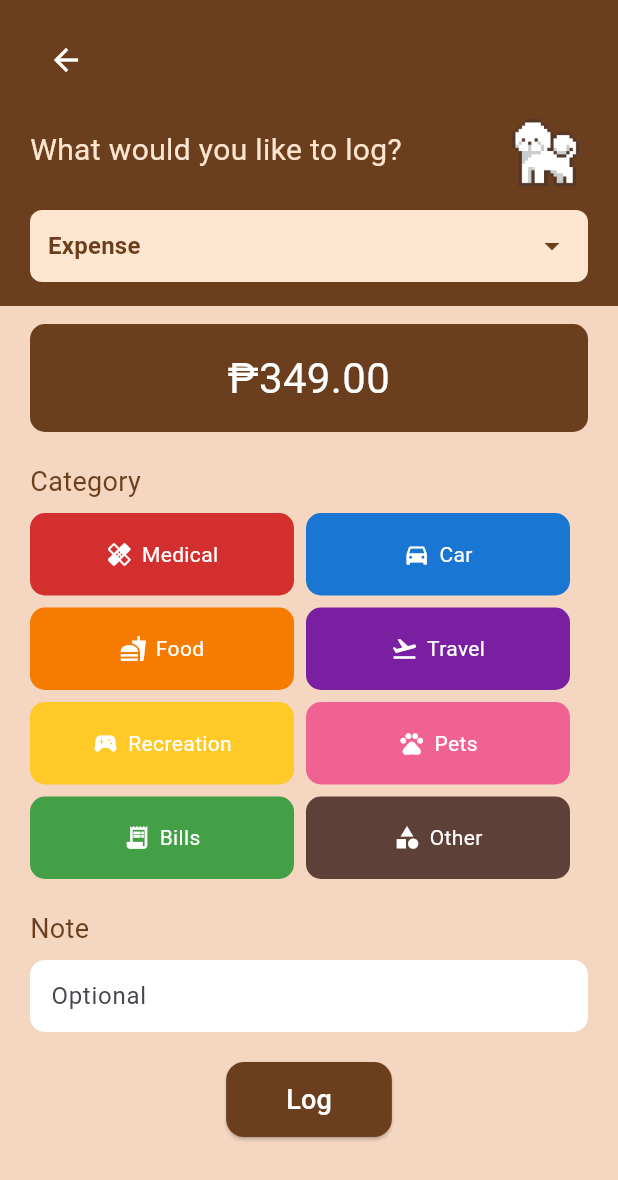
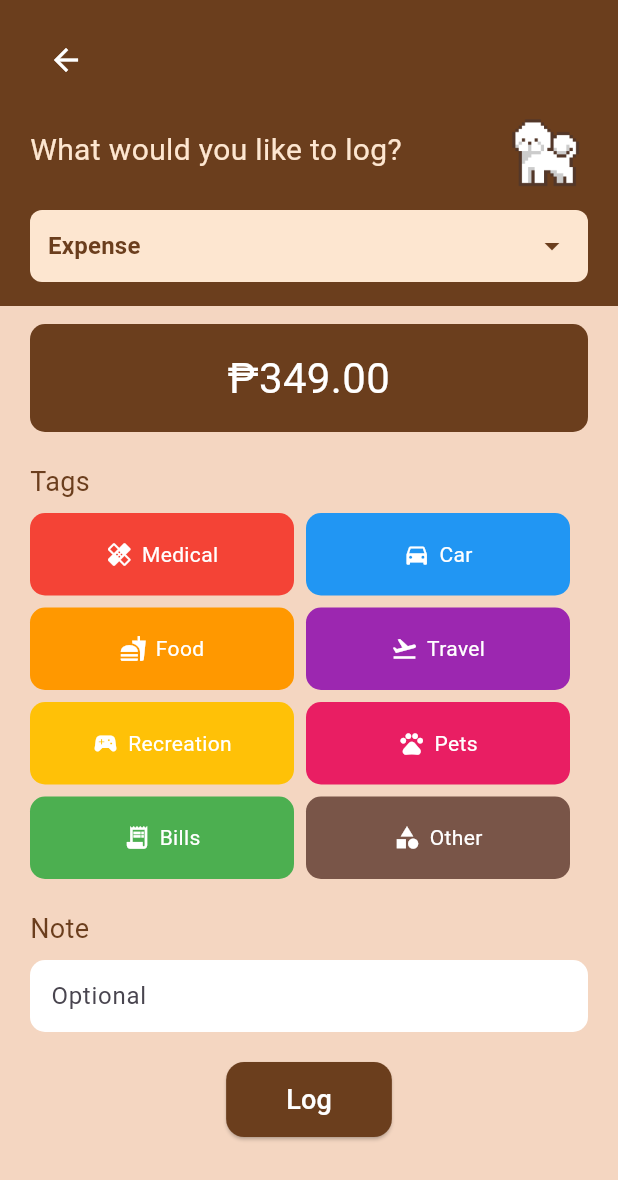
Before and after one commit to the34thempress/Budgipets, a Flutter app: the LogEntryPage screen opened directly, on a phone screen of 412 x 824 dp. Shown: the top 1180 px of the screen. Run offline on Flutter 3.47's test engine with Material 3 defaults, Android fonts, the phone set to English and light mode, and no system bars; our stand-ins replace table_calendar; Roboto replaces fonts that are missing (Modak, PixelifySans-VariableFont_wght).

Commit message:
added widgets and controllers. Also, updated some functionalities

```diff
--- a/lib/controllers/allowance_page_controller.dart
+++ b/lib/controllers/allowance_page_controller.dart
@@ -0,0 +1,32 @@
+import 'package:flutter/material.dart';
+
+class LogEntryController {
+  final TextEditingController noteController = TextEditingController();
+  String selectedType = 'Expense';
+  String selectedCategory = '';
+
+//expenses tags category
+  final List<Map<String, dynamic>> expenseCategories = [
+    {'name': 'Medical', 'color': Colors.red, 'icon': Icons.healing},
+    {'name': 'Car', 'color': Colors.blue, 'icon': Icons.directions_car},
+    {'name': 'Food', 'color': Colors.orange, 'icon': Icons.fastfood},
+    {'name': 'Travel', 'color': Colors.purple, 'icon': Icons.flight_takeoff},
+    {'name': 'Recreation', 'color': Colors.amber, 'icon': Icons.sports_esports},
+    {'name': 'Pets', 'color': Colors.pink, 'icon': Icons.pets},
+    {'name': 'Bills', 'color': Colors.green, 'icon': Icons.receipt_long},
+    {'name': 'Other', 'color': Colors.brown, 'icon': Icons.category},
+  ];
+
+//income tags category
+  final List<Map<String, dynamic>> incomeCategories = [
+    {'name': 'Salary', 'color': Colors.green, 'icon': Icons.attach_money},
+    {'name': 'Loan', 'color': Colors.teal, 'icon': Icons.handshake},
+    {'name': 'Sold Item', 'color': Colors.blue, 'icon': Icons.shopping_bag},
+    {'name': 'Donation', 'color': Colors.purple, 'icon': Icons.volunteer_activism},
+    {'name': 'Other', 'color': Colors.brown, 'icon': Icons.category},
+  ];
+
+  List<Map<String, dynamic>> getDisplayedCategories() {
+    return selectedType == 'Expense' ? expenseCategories : incomeCategories;
+  }
+}
--- a/lib/screens/main_screens/allowance.dart
+++ b/lib/screens/main_screens/allowance.dart
@@ -1,86 +1,38 @@
 import 'package:flutter/material.dart';
 import 'dashboard.dart';
+import 'package:budgipets/controllers/allowance_page_controller.dart';
+import 'package:budgipets/widgets/category_grid.dart';
+import 'package:budgipets/widgets/note_input.dart';
+import 'package:budgipets/widgets/log_button.dart';
+import 'package:budgipets/widgets/main_page_nav_header.dart';
 
-class LogEntryPage extends StatefulWidget {
+class LogEntryPage extends StatefulWidget
+{
   const LogEntryPage({super.key});
 
   @override
   State<LogEntryPage> createState() => _LogEntryPageState();
 }
 
-class _LogEntryPageState extends State<LogEntryPage> {
-  String selectedType = 'Expense';
-  String selectedCategory = '';
-  final TextEditingController _noteController = TextEditingController();
-
-// Expense categories
-  final List<Map<String, dynamic>> expenseCategories = [
-    {'name': 'Medical', 'color': Colors.red.shade700, 'icon': Icons.healing},
-    {'name': 'Car', 'color': Colors.blue.shade700, 'icon': Icons.directions_car},
-    {'name': 'Food', 'color': Colors.orange.shade700, 'icon': Icons.fastfood},
-    {'name': 'Travel', 'color': Colors.purple.shade700, 'icon': Icons.flight_takeoff},
-    {'name': 'Recreation', 'color': Colors.amber.shade400, 'icon': Icons.sports_esports},
-    {'name': 'Pets', 'color': Colors.pink.shade300, 'icon': Icons.pets},
-    {'name': 'Bills', 'color': Colors.green.shade600, 'icon': Icons.receipt_long},
-    {'name': 'Other', 'color': Colors.brown.shade700, 'icon': Icons.category},
-  ];
-
-// Income categories
-  final List<Map<String, dynamic>> incomeCategories = [
-    {'name': 'Salary', 'color': Colors.green.shade700, 'icon': Icons.attach_money},
-    {'name': 'Loan', 'color': Colors.teal.shade600, 'icon': Icons.handshake},
-    {'name': 'Sold Item', 'color': Colors.blue.shade600, 'icon': Icons.shopping_bag},
-    {'name': 'Donation', 'color': Colors.purple.shade600, 'icon': Icons.volunteer_activism},
-    {'name': 'Other', 'color': Colors.brown.shade700, 'icon': Icons.category},
-  ];
+class _LogEntryPageState extends State<LogEntryPage>
+{
+  final controller = LogEntryController();
 
   @override
-  Widget build(BuildContext context)
-  {
-
-//category change
-    final displayedCategories =
-        selectedType == 'Expense' ? expenseCategories : incomeCategories;
-
-    final double screenWidth = MediaQuery.of(context).size.width;
-
-    final double itemWidth = (screenWidth - 60) / 2; //makes sure that there will only be 2 items per row
+  Widget build(BuildContext context) {
+    final categories = controller.getDisplayedCategories();
 
     return Scaffold(
       backgroundColor: const Color(0xFFF4D6C1),
       body: SafeArea(
         child: SingleChildScrollView(
           child: Column(
-            crossAxisAlignment: CrossAxisAlignment.start,
             children: [
-//Colored Background for header
-              Container(
-                width: double.infinity,
-                color: const Color(0xFF6B3E1D),
-                padding: const EdgeInsets.symmetric(horizontal: 20, vertical: 16),
+              CommonHeader(
+              goToDashboard: true,
               child: Column(
                 crossAxisAlignment: CrossAxisAlignment.start,
                 children: [
-                    // Back button
-                    IconButton(
-                      icon: const Icon(Icons.arrow_back, color: Colors.white),
-                      style: ButtonStyle(
-                        backgroundColor:
-                            MaterialStateProperty.all(const Color(0xFF6B3E1D)),
-                        padding: MaterialStateProperty.all(const EdgeInsets.all(8)),
-                        shape: MaterialStateProperty.all(const CircleBorder()),
-                      ),
-                      onPressed: () {
-                        Navigator.pushReplacement(
-                          context,
-                          MaterialPageRoute(
-                              builder: (context) => const DashboardPage()),
-                        );
-                      },
-                    ),
-                    const SizedBox(height: 6),
-
-//Title Part
                   Row(
                     mainAxisAlignment: MainAxisAlignment.spaceBetween,
                     children: [
@@ -96,8 +48,6 @@ class _LogEntryPageState extends State<LogEntryPage> {
                     ],
                   ),
                     const SizedBox(height: 10),
-
-//Dropdown
                     Container(
                       decoration: BoxDecoration(
                         color: const Color(0xFFFDE6D0),
@@ -105,11 +55,12 @@ class _LogEntryPageState extends State<LogEntryPage> {
                       ),
                       padding: const EdgeInsets.symmetric(horizontal: 12),
                       child: DropdownButton<String>(
-                        value: selectedType,
+                        value: controller.selectedType,
                         dropdownColor: const Color(0xFFFDE6D0),
                         isExpanded: true,
                         underline: const SizedBox(),
-                        icon: const Icon(Icons.arrow_drop_down, color: Color(0xFF6B3E1D)),
+                        icon: const Icon(Icons.arrow_drop_down,
+                            color: Color(0xFF6B3E1D)),
                         items: ['Expense', 'Income']
                             .map((type) => DropdownMenuItem(
                                   value: type,
@@ -124,8 +75,8 @@ class _LogEntryPageState extends State<LogEntryPage> {
                             .toList(),
                         onChanged: (value) {
                           setState(() {
-                            selectedType = value!;
-                            selectedCategory = '';
+                            controller.selectedType = value!;
+                            controller.selectedCategory = '';
                           });
                         },
                       ),
@@ -140,8 +91,6 @@ class _LogEntryPageState extends State<LogEntryPage> {
                 child: Column(
                   crossAxisAlignment: CrossAxisAlignment.start,
                   children: [
-
-//Hardcoded amount
                     Container(
                       width: double.infinity,
                       padding: const EdgeInsets.all(16),
@@ -160,10 +109,8 @@ class _LogEntryPageState extends State<LogEntryPage> {
                       ),
                     ),
                     const SizedBox(height: 20),
-
-//Category Section
                     const Text(
-                      "Category",
+                      "Tags",
                       style: TextStyle(
                         fontFamily: "Modak",
                         fontSize: 18,
@@ -172,47 +119,15 @@ class _LogEntryPageState extends State<LogEntryPage> {
                     ),
                     const SizedBox(height: 8),
 
-                    // Category Grid
-                    Wrap(
-                      spacing: 8,
-                      runSpacing: 8,
-                      children: displayedCategories.map((cat) {
-                        final isSelected = selectedCategory == cat['name'];
-                        return GestureDetector(
-                          onTap: () {
-                            setState(() => selectedCategory = cat['name']);
+//tags/category
+                    CategoryGrid(
+                      categories: categories,
+                      selectedCategory: controller.selectedCategory,
+                      onSelect: (cat) {
+                        setState(() => controller.selectedCategory = cat);
                       },
-                          child: AnimatedContainer(
-                            duration: const Duration(milliseconds: 200),
-                            width: itemWidth,
-                            height: 55,
-                            decoration: BoxDecoration(
-                              color: isSelected
-                                  ? cat['color'].withOpacity(0.8)
-                                  : cat['color'],
-                              borderRadius: BorderRadius.circular(10),
-                              border: isSelected
-                                  ? Border.all(color: Colors.white, width: 2)
-                                  : null,
-                            ),
-                            child: Row(
-                              mainAxisAlignment: MainAxisAlignment.center,
-                              children: [
-                                Icon(cat['icon'], color: Colors.white, size: 18),
-                                const SizedBox(width: 6),
-                                Text(
-                                  cat['name'],
-                                  style: const TextStyle(color: Colors.white),
-                                ),
-                              ],
-                            ),
-                          ),
-                        );
-                      }).toList(),
                     ),
                     const SizedBox(height: 20),
-
-                    // Note Section
                     const Text(
                       "Note",
                       style: TextStyle(
@@ -222,31 +137,15 @@ class _LogEntryPageState extends State<LogEntryPage> {
                       ),
                     ),
                     const SizedBox(height: 8),
-                    TextField(
-                      controller: _noteController,
-                      decoration: InputDecoration(
-                        hintText: "Optional",
-                        filled: true,
-                        fillColor: Colors.white,
-                        contentPadding: const EdgeInsets.all(10),
-                        border: OutlineInputBorder(
-                          borderRadius: BorderRadius.circular(10),
-                          borderSide: BorderSide.none,
-                        ),
-                      ),
-                    ),
+
+//calls the widget
+                    NoteInput(controller: controller.noteController),
                     const SizedBox(height: 20),
+                    Center(
 
-                    // Log Button
-                    Center(
-                      child: ElevatedButton(
-                        style: ElevatedButton.styleFrom(
-                          backgroundColor: const Color(0xFF6B3E1D),
-                          padding: const EdgeInsets.symmetric(horizontal: 40, vertical: 12),
-                          shape: RoundedRectangleBorder(
-                            borderRadius: BorderRadius.circular(12),
-                          ),
-                        ),
+//log button
+//calls the wideget
+                      child: LogButton(
                         onPressed: () {
                           showDialog(
                             context: context,
@@ -260,12 +159,11 @@ class _LogEntryPageState extends State<LogEntryPage> {
                                   color: Color(0xFF6B3E1D),
                                 ),
                               ),
-                              content: const Text("Your log has been saved successfully."),
+                              content: const Text(
+                                  "Your log has been saved successfully."),
                               actions: [
                                 TextButton(
-                                  onPressed: () {
-                                    Navigator.pop(context);
-                                  },
+                                  onPressed: () => Navigator.pop(context),
                                   child: const Text(
                                     "OK",
                                     style: TextStyle(color: Color(0xFF6B3E1D)),
@@ -275,14 +173,6 @@ class _LogEntryPageState extends State<LogEntryPage> {
                             ),
                           );
                         },
-                        child: const Text(
-                          "Log",
-                          style: TextStyle(
-                            fontFamily: "Modak",
-                            fontSize: 18,
-                            color: Colors.white,
-                          ),
-                        ),
                       ),
                     ),
                     const SizedBox(height: 20),
--- a/lib/screens/main_screens/store.dart
+++ b/lib/screens/main_screens/store.dart
@@ -1,4 +1,5 @@
 import 'package:flutter/material.dart';
+import 'package:budgipets/widgets/main_page_nav_header.dart';
 
 class StorePage extends StatefulWidget {
   const StorePage({super.key});
@@ -209,21 +210,18 @@ class _StorePageState extends State<StorePage> {
 Widget build(BuildContext context) {
   return Scaffold(
     backgroundColor: const Color(0xFFFFF3E0),
-      appBar: AppBar(
-        backgroundColor: Colors.brown[800],
-        centerTitle: true,
-        title: const Text(
-          'STORE',
+    body: Column(
+      children: [
+        CommonHeader(
+  child: const Text(
+    'Store',
     style: TextStyle(
       fontFamily: 'Modak',
-            fontSize: 30, // a bit smaller than before
-            color: Colors.white,
-            letterSpacing: 1.5,
+      fontSize: 28,
+      color: Color(0xFFFDE6D0),
     ),
   ),
 ),
-      body: Column(
-        children: [
         // 💰 Coin Display (with rounded box)
         Container(
           padding: const EdgeInsets.symmetric(vertical: 10, horizontal: 16),
@@ -231,8 +229,7 @@ class _StorePageState extends State<StorePage> {
             mainAxisAlignment: MainAxisAlignment.end,
             children: [
               Container(
-                  padding:
-                      const EdgeInsets.symmetric(horizontal: 10, vertical: 6),
+                padding: const EdgeInsets.symmetric(horizontal: 10, vertical: 6),
                 decoration: BoxDecoration(
                   color: Colors.brown[500],
                   borderRadius: BorderRadius.circular(12),
--- a/lib/screens/setting_screens/settings_page.dart
+++ b/lib/screens/setting_screens/settings_page.dart
@@ -1,5 +1,7 @@
 import 'package:flutter/material.dart';
 import 'package:budgipets/screens/main_screens/profile_page.dart';
+import 'package:budgipets/widgets/main_page_nav_header.dart';
+import 'package:budgipets/screens/main_screens/dashboard.dart';
 
 class SettingsPage extends StatelessWidget {
   const SettingsPage({super.key});
@@ -10,17 +12,16 @@ class SettingsPage extends StatelessWidget {
       backgroundColor: const Color(0xFFFDE6D0),
       body: Column(
         children: [
-          Container(
-            color: const Color(0xFF6A3A0A),
-            padding: const EdgeInsets.only(top: 40, left: 16, right: 16, bottom: 20),
+//widget main_page_nav
+          CommonHeader(
+            onBack: () {
+              Navigator.pushReplacement(
+                context,
+                MaterialPageRoute(builder: (_) => const DashboardPage()),
+              );
+            },
             child: Row(
               mainAxisAlignment: MainAxisAlignment.spaceBetween,
-              children: [
-                IconButton(
-                  icon: const Icon(Icons.arrow_back, color: Colors.white),
-                  onPressed: () {},
-                ),
-                Row(
               children: [
                 const Text(
                   "Settings",
@@ -30,16 +31,14 @@ class SettingsPage extends StatelessWidget {
                     color: Color(0xFFFDE6D0),
                   ),
                 ),
-                    const SizedBox(width: 8),
                 Image.asset(
-                      "assets/images/pet.png", // placeholder dog image
+                  "assets/images/pet.png",
                   height: 50,
                 ),
               ],
             ),
-              ],
           ),
-          ),
+
           const SizedBox(height: 30),
           _settingsButton(context, "Change Email"),
           _settingsButton(context, "Change Password"),
--- /dev/null
+++ b/lib/widgets/category_grid.dart
@@ -0,0 +1,53 @@
+import 'package:flutter/material.dart';
+
+class CategoryGrid extends StatelessWidget {
+  final List<Map<String, dynamic>> categories;
+  final String selectedCategory;
+  final Function(String) onSelect;
+
+  const CategoryGrid({
+    super.key,
+    required this.categories,
+    required this.selectedCategory,
+    required this.onSelect,
+  });
+
+  @override
+  Widget build(BuildContext context) {
+    final double screenWidth = MediaQuery.of(context).size.width;
+
+//to make sure 2 tags per row
+    final double itemWidth = (screenWidth - 60) / 2;
+
+    return Wrap(
+      spacing: 8,
+      runSpacing: 8,
+      children: categories.map((cat) {
+        final isSelected = selectedCategory == cat['name'];
+        return GestureDetector(
+          onTap: () => onSelect(cat['name']),
+          child: AnimatedContainer(
+            duration: const Duration(milliseconds: 200),
+            width: itemWidth,
+            height: 55,
+            decoration: BoxDecoration(
+              color: isSelected ? cat['color'].withOpacity(0.8) : cat['color'],
+              borderRadius: BorderRadius.circular(10),
+              border: isSelected
+                  ? Border.all(color: Colors.white, width: 2)
+                  : null,
+            ),
+            child: Row(
+              mainAxisAlignment: MainAxisAlignment.center,
+              children: [
+                Icon(cat['icon'], color: Colors.white, size: 18),
+                const SizedBox(width: 6),
+                Text(cat['name'], style: const TextStyle(color: Colors.white)),
+              ],
+            ),
+          ),
+        );
+      }).toList(),
+    );
+  }
+}
--- /dev/null
+++ b/lib/widgets/log_button.dart
@@ -0,0 +1,27 @@
+import 'package:flutter/material.dart';
+
+class LogButton extends StatelessWidget {
+  final VoidCallback onPressed;
+
+  const LogButton({super.key, required this.onPressed});
+
+  @override
+  Widget build(BuildContext context) {
+    return ElevatedButton(
+      style: ElevatedButton.styleFrom(
+        backgroundColor: const Color(0xFF6B3E1D),
+        padding: const EdgeInsets.symmetric(horizontal: 40, vertical: 12),
+        shape: RoundedRectangleBorder(borderRadius: BorderRadius.circular(12)),
+      ),
+      onPressed: onPressed,
+      child: const Text(
+        "Log",
+        style: TextStyle(
+          fontFamily: "Modak",
+          fontSize: 18,
+          color: Colors.white,
+        ),
+      ),
+    );
+  }
+}
--- a/lib/widgets/main_page_nav_header.dart
+++ b/lib/widgets/main_page_nav_header.dart
@@ -0,0 +1,49 @@
+import 'package:flutter/material.dart';
+import 'package:budgipets/screens/main_screens/dashboard.dart';
+
+class CommonHeader extends StatelessWidget {
+  final Widget child;
+  final VoidCallback? onBack;
+  final bool goToDashboard;
+
+  const CommonHeader({
+    super.key,
+    required this.child,
+    this.onBack,
+    this.goToDashboard = false,
+  });
+
+  @override
+  Widget build(BuildContext context) {
+    return Container(
+      width: double.infinity,
+      color: const Color(0xFF6B3E1D),
+      padding: const EdgeInsets.symmetric(horizontal: 20, vertical: 16),
+      child: Column(
+        crossAxisAlignment: CrossAxisAlignment.start,
+        children: [
+          IconButton(
+            icon: const Icon(Icons.arrow_back, color: Colors.white),
+            onPressed: () {
+              if (onBack != null) {
+                onBack!();
+              } else if (goToDashboard) {
+                // 👇 Replace the page with Dashboard
+                Navigator.pushReplacement(
+                  context,
+                  MaterialPageRoute(
+                    builder: (context) => const DashboardPage(),
+                  ),
+                );
+              } else {
+                Navigator.pop(context);
+              }
+            },
+          ),
+          const SizedBox(height: 6),
+          child,
+        ],
+      ),
+    );
+  }
+}
--- /dev/null
+++ b/lib/widgets/note_input.dart
@@ -0,0 +1,24 @@
+import 'package:flutter/material.dart';
+
+class NoteInput extends StatelessWidget {
+  final TextEditingController controller;
+
+  const NoteInput({super.key, required this.controller});
+
+  @override
+  Widget build(BuildContext context) {
+    return TextField(
+      controller: controller,
+      decoration: InputDecoration(
+        hintText: "Optional",
+        filled: true,
+        fillColor: Colors.white,
+        contentPadding: const EdgeInsets.all(10),
+        border: OutlineInputBorder(
+          borderRadius: BorderRadius.circular(10),
+          borderSide: BorderSide.none,
+        ),
+      ),
+    );
+  }
+}
```
Lines whose indentation alone changed are shown as unchanged.
